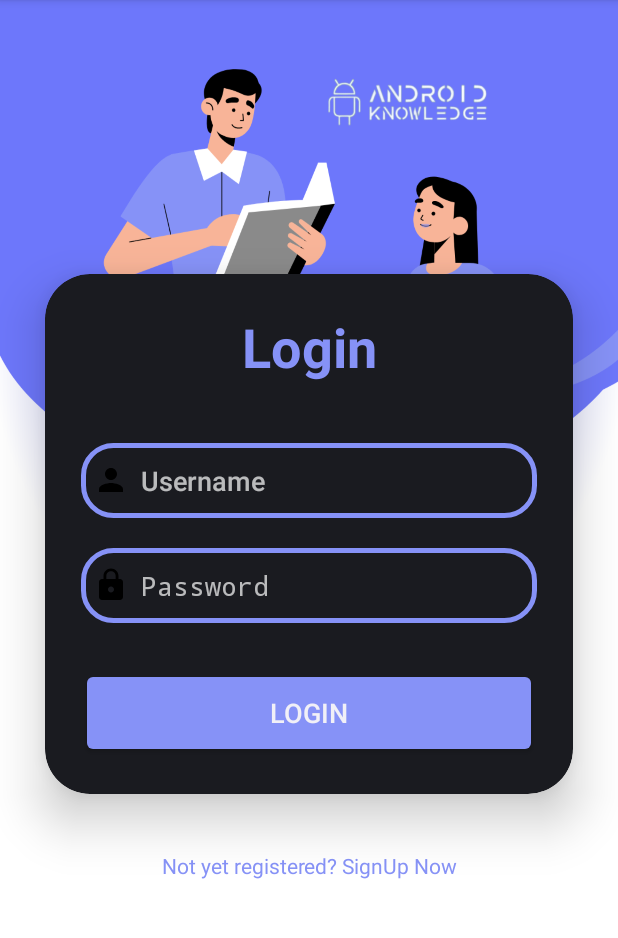
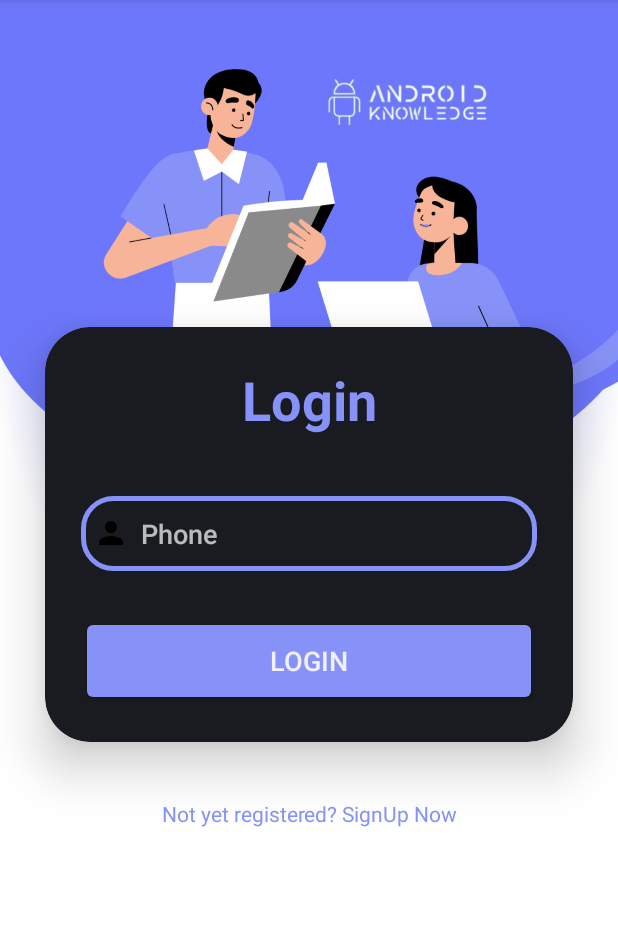
Before and after one commit to Tasnuba106/Simple-login, an Android app: the layout activity_main.xml on its own in the app's theme, with its tools: preview values and no code run, on a phone screen of 412 x 824 dp, the part 84-1022 px from its top. Run offline under Robolectric (Android 15) with nearby library versions, the phone set to English and light mode, and no system bars.

Commit message:
removed password box and added niru's Number

```diff
--- a/app/src/main/res/layout/activity_main.xml
+++ b/app/src/main/res/layout/activity_main.xml
@@ -35,28 +35,16 @@
             <EditText
                 android:layout_width="match_parent"
                 android:layout_height="50dp"
-                android:id="@+id/username"
+                android:id="@+id/phone"
                 android:background="@drawable/custom_edittext"
                 android:drawableLeft="@drawable/ic_baseline_person_24"
                 android:drawablePadding="8dp"
-                android:hint="Username"
+                android:hint="Phone"
                 android:padding="8dp"
                 android:textColor="@color/black"
                 android:textColorHighlight="@color/cardview_dark_background"
                 android:layout_marginTop="40dp"/>
-            <EditText
-                android:layout_width="match_parent"
-                android:layout_height="50dp"
-                android:id="@+id/password"
-                android:background="@drawable/custom_edittext"
-                android:drawableLeft="@drawable/ic_baseline_lock_24"
-                android:drawablePadding="8dp"
-                android:hint="Password"
-                android:padding="8dp"
-                android:inputType="textPassword"
-                android:textColor="@color/black"
-                android:textColorHighlight="@color/cardview_dark_background"
-                android:layout_marginTop="20dp"/>
+
             <Button
                 android:layout_width="match_parent"
                 android:layout_height="60dp"
```
Also changed, not shown: app/src/main/java/com/example/loginscreen/MainActivity.java (+4 -5 lines).
